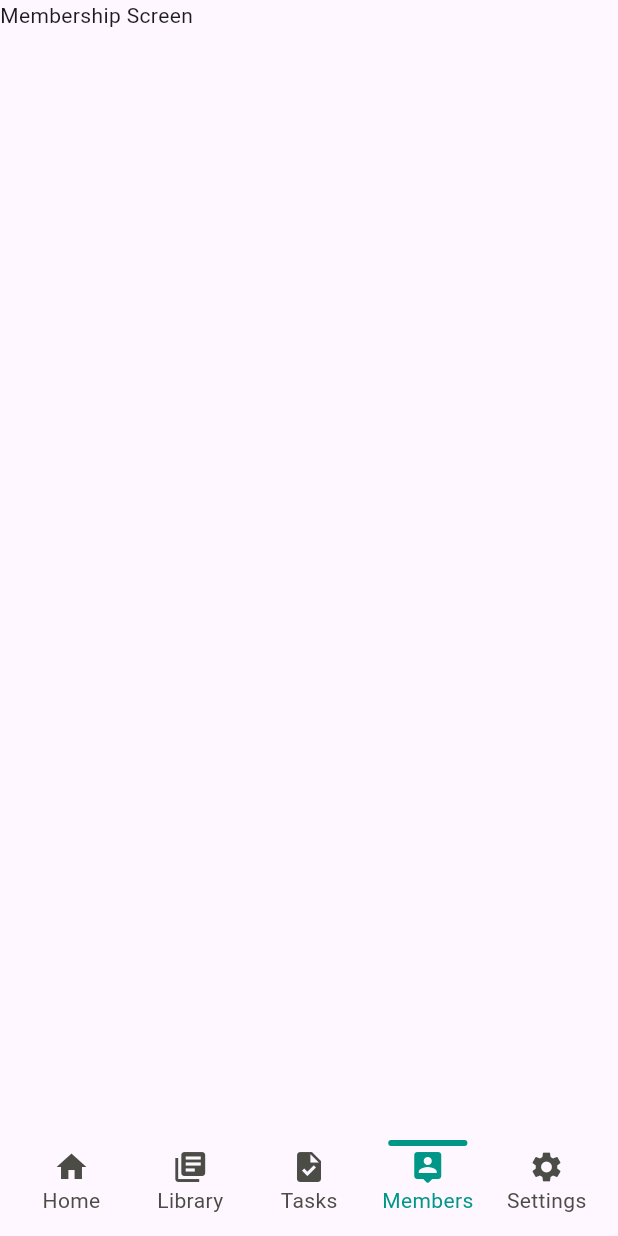
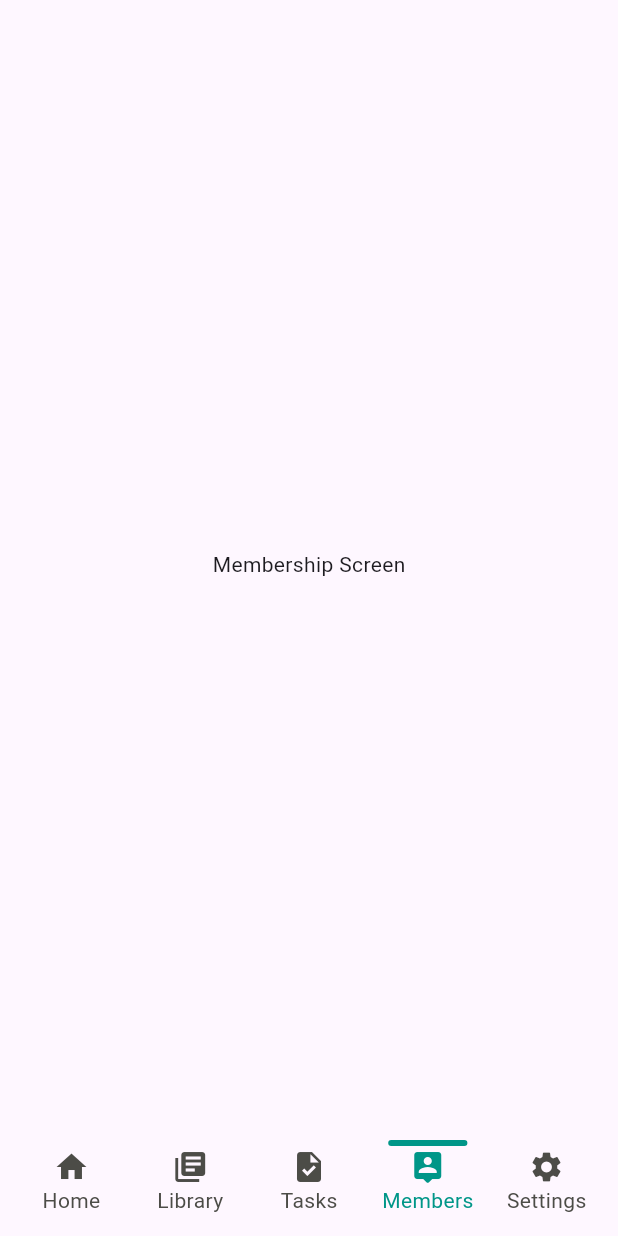
Before and after one commit to raytembo/kori-front, a Flutter app: the screen it shows after launch, item 4 of the bottom bar chosen, on a phone screen of 412 x 824 dp. Run offline on Flutter 3.47's test engine with Material 3 defaults, Android fonts, the phone set to English and light mode, and no system bars; drawn by our look-alikes of flutter_snake_navigationbar; our stand-ins replace table_calendar.

```diff
--- a/lib/screens/main Screens/library.dart
+++ b/lib/screens/main Screens/library.dart
@@ -11,7 +11,7 @@ class _LIbraryScreenState extends State<LIbraryScreen> {
   @override
   Widget build(BuildContext context) {
     return const Scaffold(
-      body: Text("Library"),
+      body: Center(child: Text("Library")),
     );
   }
 }
--- a/lib/screens/main Screens/membership.dart
+++ b/lib/screens/main Screens/membership.dart
@@ -12,7 +12,7 @@ class _MembershipScreenState extends State<MembershipScreen> {
   @override
   Widget build(BuildContext context) {
     return const Scaffold(
-      body: Text("Membership Screen"),
+      body: Center(child: Text("Membership Screen")),
     );
   }
 }
--- a/lib/screens/main Screens/tasks.dart
+++ b/lib/screens/main Screens/tasks.dart
@@ -12,7 +12,7 @@ class _TasksScreenState extends State<TasksScreen> {
   @override
   Widget build(BuildContext context) {
     return const Scaffold(
-      body:Text("Tasks")
+      body:Center(child: Text("Tasks"))
     );
   }
 }
```
Also changed, not shown: lib/screens/main Screens/home_screen.dart (+14 -1 lines).
